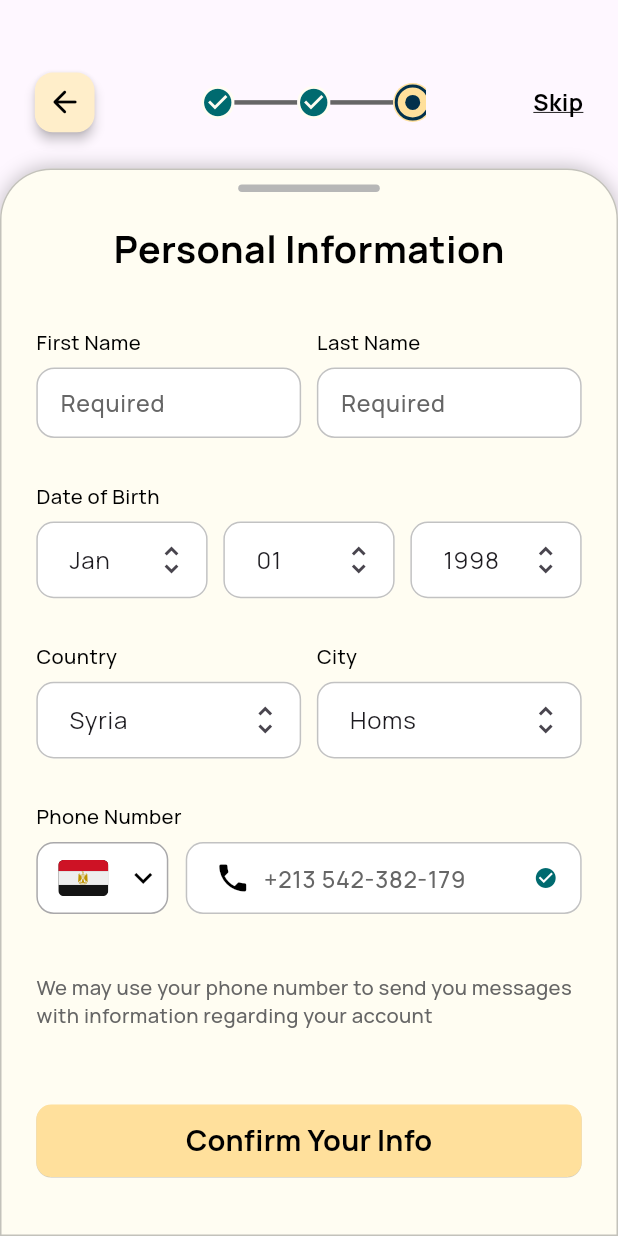
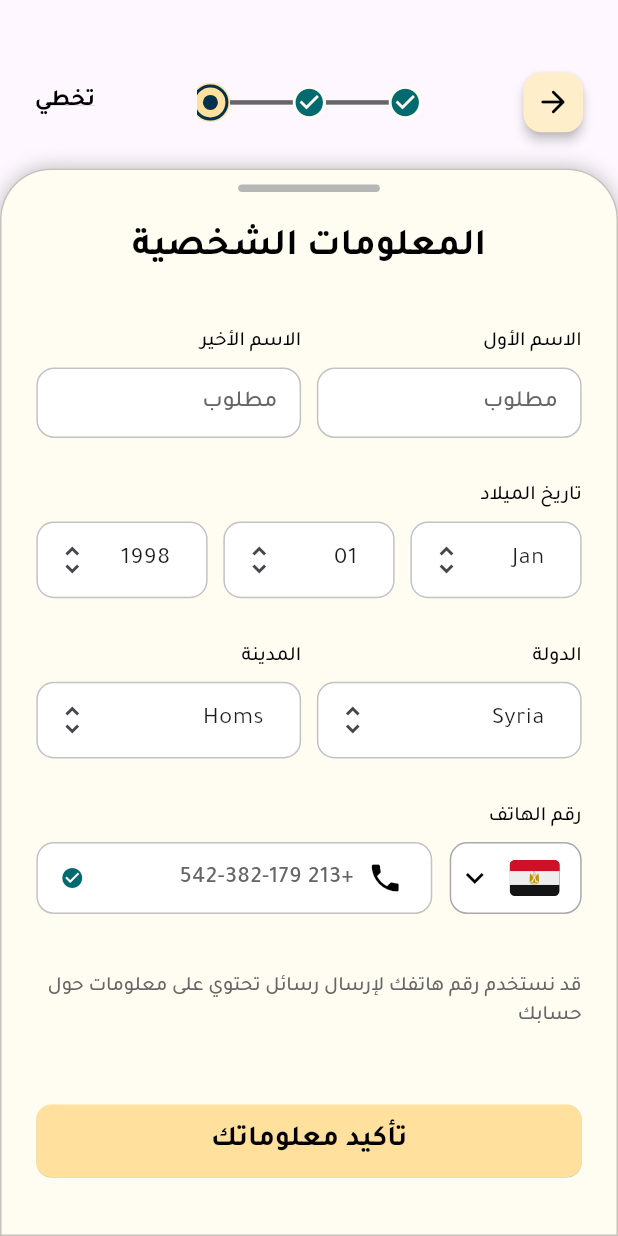
Before and after one commit to moayyad24/old_but_gold, a Flutter app: the PersonalInformationScreen screen opened by its route, on a phone screen of 412 x 824 dp. Run offline on Flutter 3.47's test engine with Material 3 defaults, Android fonts, the phone set to English and light mode, and no system bars; our stand-ins replace device_preview, flutter_screenutil, flutter_svg; missing offline and left inert: adoptive_calendar, slang; generated files the repository leaves out were written again.

Commit message:
localization applied to personal information

```diff
--- a/lib/features/settings/ui/personal_information_screen.dart
+++ b/lib/features/settings/ui/personal_information_screen.dart
@@ -11,6 +11,7 @@ import 'package:old_but_gold/features/settings/ui/widgets/personal_information/c
 import 'package:old_but_gold/features/settings/ui/widgets/personal_information/date_picker_row.dart';
 import 'package:old_but_gold/features/settings/ui/widgets/personal_information/first_and_last_name_field.dart';
 import 'package:old_but_gold/features/settings/ui/widgets/personal_information/phone_number_field.dart';
+import 'package:old_but_gold/i18n/strings.g.dart';
 
 class PersonalInformationScreen extends StatelessWidget {
   const PersonalInformationScreen({super.key});
@@ -28,7 +29,10 @@ class PersonalInformationScreen extends StatelessWidget {
               children: [
                 DragHandle(),
                 SizedBox(height: 20.h),
-                Text('Personal Information', style: AppTextStyles.bold26),
+                Text(
+                  t.personalInfo.personalInformation,
+                  style: AppTextStyles.bold26,
+                ),
                 SizedBox(height: 36.h),
                 FirstAndLastNameField(),
                 SizedBox(height: 30.h),
@@ -46,12 +50,12 @@ class PersonalInformationScreen extends StatelessWidget {
                 ),
                 SizedBox(height: 30.h),
                 PhoneNumberField(
-                  fieldTitle: 'Phone Number',
+                  fieldTitle: t.personalInfo.phoneNumber,
                   hintText: '+213 542-382-179',
                   myController: TextEditingController(),
                   checkValid: (value) {
                     if (value == null || value.isEmpty) {
-                      return 'Please enter phone number';
+                      return t.personalInfo.pleaseEnterPhoneNumber;
                     }
                     return null;
                   },
@@ -59,13 +63,16 @@ class PersonalInformationScreen extends StatelessWidget {
                 ),
                 SizedBox(height: 40.h),
                 Text(
-                  'We may use your phone number to send you messages with information regarding your account',
+                  t.personalInfo.weMayUseYourPhoneNumber,
                   style: AppTextStyles.medium14.copyWith(
                     color: AppColors.grey666666,
                   ),
                 ),
                 SizedBox(height: 52.h),
-                AppConfirmButton(text: 'Confirm Your Info', onPressed: () {}),
+                AppConfirmButton(
+                  text: t.personalInfo.confirmYourInfo,
+                  onPressed: () {},
+                ),
               ],
             ),
           ),
--- a/lib/features/settings/ui/widgets/personal_information/choose_country_or_city.dart
+++ b/lib/features/settings/ui/widgets/personal_information/choose_country_or_city.dart
@@ -7,6 +7,7 @@ import 'package:old_but_gold/core/theme/ui_parameters.dart';
 import 'package:old_but_gold/core/widgets/app_confirm_button.dart';
 import 'package:old_but_gold/core/widgets/search_text_field.dart';
 import 'package:old_but_gold/features/settings/ui/widgets/text_with_icon_app_bar.dart';
+import 'package:old_but_gold/i18n/strings.g.dart';
 
 class ChooseCountryOrCity extends StatefulWidget {
   final List<Map<String, String>> dataList;
@@ -64,15 +65,18 @@ class _ChooseCountryOrCityState extends State<ChooseCountryOrCity> {
             child: Column(
               children: [
                 TextWithIconAppBar(
-                  title: !widget.isCity ? 'Choose Country' : 'Choose City',
+                  title:
+                      !widget.isCity
+                          ? t.personalInfo.chooseCountry
+                          : t.personalInfo.chooseCity,
                 ),
                 SizedBox(height: 20.h),
                 SearchTextField(
                   searchController: _searchController,
                   hintText:
                       !widget.isCity
-                          ? 'Search for country name..'
-                          : 'Search for city name..',
+                          ? t.personalInfo.searchForCountryName
+                          : t.personalInfo.searchForCityName,
                 ),
               ],
             ),
@@ -134,7 +138,9 @@ class _ChooseCountryOrCityState extends State<ChooseCountryOrCity> {
                             SizedBox(
                               width: 1.sw / 4.5,
                               child: Text(
-                                data['name']!,
+                                LocaleSettings.currentLocale == AppLocale.ar
+                                    ? data['ar']!
+                                    : data['name']!,
                                 style: AppTextStyles.medium20,
                                 overflow: TextOverflow.ellipsis,
                               ),
@@ -154,6 +160,7 @@ class _ChooseCountryOrCityState extends State<ChooseCountryOrCity> {
                               child: Text(
                                 data['dial_code']!,
                                 style: AppTextStyles.medium20,
+                                textDirection: TextDirection.ltr,
                               ),
                             ),
                             Container(
@@ -194,7 +201,9 @@ class _ChooseCountryOrCityState extends State<ChooseCountryOrCity> {
             child: AppConfirmButton(
               onPressed: () => Navigator.pop(context, _selectedData),
               text:
-                  !widget.isCity ? 'Confirm Your Country' : 'Confirm Your City',
+                  !widget.isCity
+                      ? t.personalInfo.confirmYourCountry
+                      : t.personalInfo.confirmYourCity,
             ),
           ),
         ],
--- a/lib/features/settings/ui/widgets/personal_information/choose_date.dart
+++ b/lib/features/settings/ui/widgets/personal_information/choose_date.dart
@@ -6,6 +6,7 @@ import 'package:old_but_gold/core/theme/app_text_styles.dart';
 import 'package:old_but_gold/core/theme/ui_parameters.dart';
 import 'package:old_but_gold/core/widgets/app_confirm_button.dart';
 import 'package:old_but_gold/features/settings/ui/widgets/text_with_icon_app_bar.dart';
+import 'package:old_but_gold/i18n/strings.g.dart';
 
 class ChooseDate extends StatelessWidget {
   const ChooseDate({super.key});
@@ -18,7 +19,7 @@ class ChooseDate extends StatelessWidget {
         children: [
           Padding(
             padding: UiParameters.dPadding,
-            child: TextWithIconAppBar(title: 'Choose Date of Birth'),
+            child: TextWithIconAppBar(title: t.personalInfo.chooseDateOfBirth),
           ),
           Spacer(flex: 3),
           AdoptiveCalendar(
@@ -40,14 +41,14 @@ class ChooseDate extends StatelessWidget {
             child: Column(
               children: [
                 Text(
-                  'We may use your date of birth to give you tailored recommendations to whom they are in your age',
+                  t.personalInfo.weMayUseYourDateOfBirth,
                   style: AppTextStyles.medium14.copyWith(
                     color: AppColors.grey666666,
                   ),
                 ),
                 50.verticalSpace,
                 AppConfirmButton(
-                  text: 'Confirm Your Info',
+                  text: t.personalInfo.confirmYourInfo,
                   onPressed: () {
                     Navigator.pop(context, selectedDate);
                   },
--- a/lib/features/settings/ui/widgets/personal_information/country_city_picker_row.dart
+++ b/lib/features/settings/ui/widgets/personal_information/country_city_picker_row.dart
@@ -4,6 +4,7 @@ import 'package:old_but_gold/core/constants/test_constants.dart';
 import 'package:old_but_gold/core/theme/app_colors.dart';
 import 'package:old_but_gold/core/theme/app_text_styles.dart';
 import 'package:old_but_gold/features/settings/ui/widgets/personal_information/choose_country_or_city.dart';
+import 'package:old_but_gold/i18n/strings.g.dart';
 
 class CountryCityPickerRow extends StatefulWidget {
   final Function(String)? onCitySelected;
@@ -84,7 +85,7 @@ class _CountryCityPickerRowState extends State<CountryCityPickerRow> {
           child: Column(
             crossAxisAlignment: CrossAxisAlignment.start,
             children: [
-              Text('Country', style: AppTextStyles.medium14),
+              Text(t.personalInfo.country, style: AppTextStyles.medium14),
               SizedBox(height: 8.h),
               GestureDetector(
                 onTap: () => _showCountryPicker(context),
@@ -104,7 +105,7 @@ class _CountryCityPickerRowState extends State<CountryCityPickerRow> {
           child: Column(
             crossAxisAlignment: CrossAxisAlignment.start,
             children: [
-              Text('City', style: AppTextStyles.medium14),
+              Text(t.personalInfo.city, style: AppTextStyles.medium14),
               SizedBox(height: 8.h),
               GestureDetector(
                 onTap: () => _showCityPicker(context),
--- a/lib/features/settings/ui/widgets/personal_information/date_picker_row.dart
+++ b/lib/features/settings/ui/widgets/personal_information/date_picker_row.dart
@@ -4,6 +4,7 @@ import 'package:old_but_gold/core/theme/app_colors.dart';
 import 'package:intl/intl.dart';
 import 'package:old_but_gold/core/theme/app_text_styles.dart';
 import 'package:old_but_gold/features/settings/ui/widgets/personal_information/choose_date.dart';
+import 'package:old_but_gold/i18n/strings.g.dart';
 
 class DatePickerRow extends StatefulWidget {
   final Function(DateTime)? onDateSelected;
@@ -77,7 +78,7 @@ class _DatePickerRowState extends State<DatePickerRow> {
     return Column(
       crossAxisAlignment: CrossAxisAlignment.start,
       children: [
-        Text('Date of Birth', style: AppTextStyles.medium14),
+        Text(t.personalInfo.dateOfBirth, style: AppTextStyles.medium14),
         SizedBox(height: 8.h),
         GestureDetector(
           onTap: () => _showDatePicker(context),
--- a/lib/features/settings/ui/widgets/personal_information/first_and_last_name_field.dart
+++ b/lib/features/settings/ui/widgets/personal_information/first_and_last_name_field.dart
@@ -1,6 +1,7 @@
 import 'package:flutter/material.dart';
 import 'package:flutter_screenutil/flutter_screenutil.dart';
 import 'package:old_but_gold/core/widgets/app_text_field.dart';
+import 'package:old_but_gold/i18n/strings.g.dart';
 
 class FirstAndLastNameField extends StatelessWidget {
   const FirstAndLastNameField({super.key});
@@ -11,8 +12,8 @@ class FirstAndLastNameField extends StatelessWidget {
       children: [
         Expanded(
           child: AppTextField(
-            hintText: 'Required',
-            fieldTitle: 'First Name',
+            hintText: t.personalInfo.required,
+            fieldTitle: t.personalInfo.firstName,
             myController: TextEditingController(),
             checkValid: (_) {
               return null;
@@ -22,8 +23,8 @@ class FirstAndLastNameField extends StatelessWidget {
         SizedBox(width: 10.w),
         Expanded(
           child: AppTextField(
-            hintText: 'Required',
-            fieldTitle: 'Last Name',
+            hintText: t.personalInfo.required,
+            fieldTitle: t.personalInfo.lastName,
             myController: TextEditingController(),
             checkValid: (_) {
               return null;
--- a/lib/main.dart
+++ b/lib/main.dart
@@ -7,7 +7,7 @@ import 'i18n/strings.g.dart';
 
 void main() async {
   WidgetsFlutterBinding.ensureInitialized();
-  LocaleSettings.setLocale(AppLocale.en);
+  LocaleSettings.setLocale(AppLocale.ar);
   await ScreenUtil.ensureScreenSize();
   runApp(
     TranslationProvider(
```
Also changed, not shown: assets/i18n/ar.i18n.json (+21 -0 lines), assets/i18n/en.i18n.json (+21 -0 lines), lib/i18n/strings.g.dart, lib/i18n/strings_ar.g.dart, lib/i18n/strings_en.g.dart.
